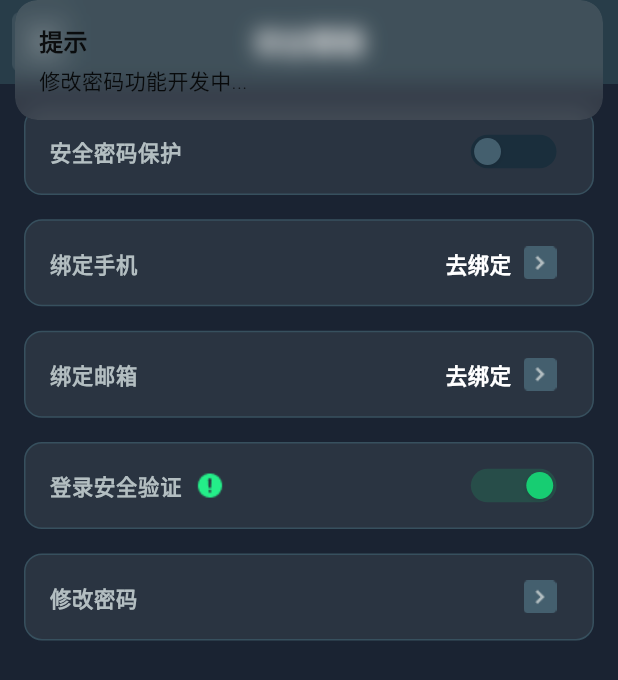
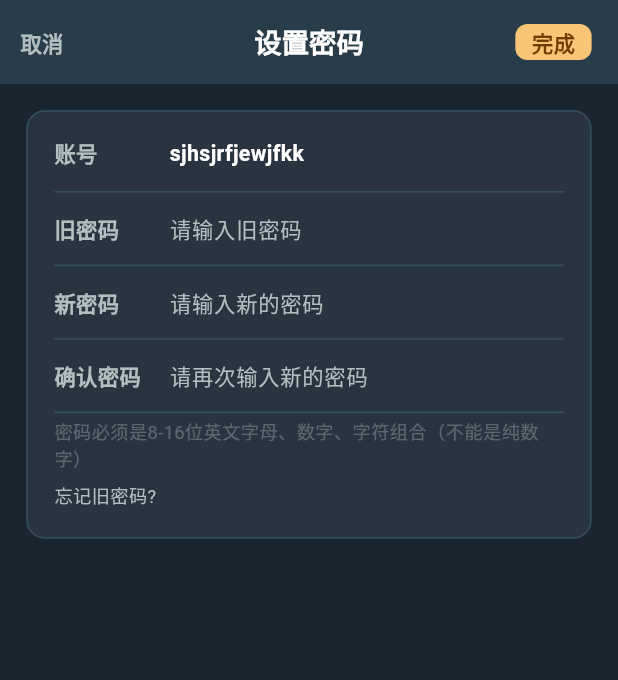
Before and after one commit to wtfkmnl/roomcard-app, a Flutter app: the SafeManagerPage screen opened by its route, after a tap on "修改密码", on a phone screen of 412 x 824 dp. Shown: the top 680 px of the screen. Run offline on Flutter 3.47's test engine with Material 3 defaults, Android fonts, the phone set to English and light mode, and no system bars; our stand-ins replace cached_network_image, carousel_slider, connectivity_plus, decimal, device_info_plus, dio and 22 more; missing offline and left inert: captcha_plugin_flutter, custom_pop_up_menu, encrypt, flutter_inappwebview, gallery_saver_plus, phone_numbers_parser and 1 more; accounts and stored records are empty; Roboto replaces fonts that are missing (PingFangSC); statements that could not run were skipped.

Commit message:
修改密码

```diff
--- /dev/null
+++ b/lib/pages/my/change_passward/change_password_binding.dart
@@ -0,0 +1,9 @@
+import 'package:get/get.dart';
+import 'change_password_logic.dart';
+
+class ChangePasswordBinding extends Bindings {
+  @override
+  void dependencies() {
+    Get.lazyPut(() => ChangePasswordLogic());
+  }
+}
--- /dev/null
+++ b/lib/pages/my/change_passward/change_password_state.dart
@@ -0,0 +1,59 @@
+import 'package:flutter/material.dart';
+import 'package:roomcard/base/base_state.dart';
+import 'package:get/get.dart';
+
+class ChangePasswordState extends BaseState with StateAutoManager {
+  /// 旧密码输入控制器
+  late TextEditingController oldPasswordController;
+
+  /// 新密码输入控制器
+  late TextEditingController newPasswordController;
+
+  /// 确认密码输入控制器
+  late TextEditingController confirmPasswordController;
+
+  /// 旧密码焦点
+  late FocusNode oldPasswordFocusNode;
+
+  /// 新密码焦点
+  late FocusNode newPasswordFocusNode;
+
+  /// 确认密码焦点
+  late FocusNode confirmPasswordFocusNode;
+
+  /// 旧密码输入内容
+  final oldPassword = ''.obs;
+
+  /// 新密码输入内容
+  final newPassword = ''.obs;
+
+  /// 确认密码输入内容
+  final confirmPassword = ''.obs;
+
+  /// 是否可以保存
+  final canSave = false.obs;
+
+  /// 是否正在保存
+  final isSaving = false.obs;
+
+
+  ChangePasswordState() {
+    oldPasswordController = TextEditingController();
+    newPasswordController = TextEditingController();
+    confirmPasswordController = TextEditingController();
+    oldPasswordFocusNode = FocusNode();
+    newPasswordFocusNode = FocusNode();
+    confirmPasswordFocusNode = FocusNode();
+  }
+
+  @override
+  void onClose() {
+    oldPasswordController.dispose();
+    newPasswordController.dispose();
+    confirmPasswordController.dispose();
+    oldPasswordFocusNode.dispose();
+    newPasswordFocusNode.dispose();
+    confirmPasswordFocusNode.dispose();
+    super.onClose();
+  }
+}
--- /dev/null
+++ b/lib/pages/my/change_passward/change_password_view.dart
@@ -0,0 +1,230 @@
+import 'package:flutter/material.dart';
+import 'package:flutter_screenutil/flutter_screenutil.dart';
+import 'package:get/get.dart';
+import 'package:roomcard/routes/app_router.dart';
+import '../../../theme/app_theme.dart';
+import 'change_password_logic.dart';
+
+class ChangePasswordView extends StatelessWidget {
+  const ChangePasswordView({super.key});
+
+  @override
+  Widget build(BuildContext context) {
+    final logic = Get.find<ChangePasswordLogic>();
+    final state = logic.state;
+
+    return Scaffold(
+      backgroundColor: const Color(0xFF1A252F),
+      appBar: AppBar(
+        backgroundColor: const Color(0xFF283D49),
+        elevation: 0,
+        leading: TextButton(
+          child: Text(
+            '取消',
+            style: TextStyle(
+              color: Color(0xFFB3BEC1),
+              fontSize: 14.sp,
+              fontWeight: FontWeight.bold,
+            ),
+          ),
+          onPressed: () => AppRouter.back(),
+        ),
+        title: Text(
+          '设置密码',
+          style: TextStyle(
+            color: Colors.white,
+            fontSize: 18.sp,
+            fontWeight: FontWeight.bold,
+          ),
+        ),
+        centerTitle: true,
+        actions: [
+          Padding(
+            padding: EdgeInsets.only(right: 16.w, top: 8.h, bottom: 8.h),
+            child: Obx(
+              () => Container(
+                decoration: BoxDecoration(
+                  color: const Color(0xFFF9C678),
+                  borderRadius: BorderRadius.circular(8.r),
+                ),
+                child: InkWell(
+                  borderRadius: BorderRadius.circular(8.r),
+                  onTap: state.canSave.value && !state.isSaving.value
+                      ? logic.savePassword
+                      : null,
+                  child: Padding(
+                    padding: EdgeInsets.symmetric(
+                      horizontal: 10.w,
+                      vertical: 2.5.h,
+                    ),
+                    child: Text(
+                      '完成',
+                      style: TextStyle(
+                        color: const Color(0xFF703E00),
+                        fontSize: 14.sp,
+                        fontWeight: FontWeight.bold,
+                      ),
+                    ),
+                  ),
+                ),
+              ),
+            ),
+          ),
+        ],
+      ),
+      body: Container(
+        padding: EdgeInsets.all(16.w),
+        child: Column(
+          children: [
+            // 账号
+            Container(
+              width: double.infinity,
+              padding: EdgeInsets.all(16.w),
+              decoration: BoxDecoration(
+                color: const Color(0xFF2A3441),
+                borderRadius: BorderRadius.circular(12.r),
+                border: Border.all(color: const Color(0xFF37505E), width: 1),
+              ),
+              child: Column(
+                children: [
+                  // 账号
+                  Row(
+                    children: [
+                      SizedBox(
+                        width: 70.w,
+                        child: Text(
+                          '账号',
+                          style: TextStyle(
+                            color: const Color(0xFFB3BEC1),
+                            fontSize: 14.sp,
+                            fontWeight: FontWeight.bold,
+                          ),
+                        ),
+                      ),
+                      Text(
+                        'sjhsjrfjewjfkk',
+                        style: TextStyle(
+                          color: Colors.white,
+                          fontSize: 14.sp,
+                          fontWeight: FontWeight.bold,
+                        ),
+                      ),
+                    ],
+                  ),
+                  16.verticalSpace,
+                  Divider(color: Color(0xFF37505E), height: 1),
+                  // 旧密码输入
+                  _buildPasswordField(
+                    label: '旧密码',
+                    placeholder: '请输入旧密码',
+                    controller: state.oldPasswordController,
+                    focusNode: state.oldPasswordFocusNode,
+                  ),
+                  Divider(color: Color(0xFF37505E), height: 1),
+
+                  // 新密码输入
+                  _buildPasswordField(
+                    label: '新密码',
+                    placeholder: '请输入新的密码',
+                    controller: state.newPasswordController,
+                    focusNode: state.newPasswordFocusNode,
+                  ),
+                  Divider(color: Color(0xFF37505E), height: 1),
+
+                  // 确认密码输入
+                  _buildPasswordField(
+                    label: '确认密码',
+                    placeholder: '请再次输入新的密码',
+                    controller: state.confirmPasswordController,
+                    focusNode: state.confirmPasswordFocusNode,
+                  ),
+                  Divider(color: Color(0xFF37505E), height: 1),
+                  4.verticalSpace,
+                  // 密码提示
+                  SizedBox(
+                    width: double.infinity,
+                    child: Text(
+                      logic.getPasswordLengthHint(),
+                      style: TextStyle(
+                        color: const Color(0x5EB3BEC1),
+                        fontSize: 12.sp,
+                      ),
+                    ),
+                  ),
+                  8.verticalSpace,
+                  // 忘记旧密码
+                  SizedBox(
+                    width: double.infinity,
+                    child: GestureDetector(
+                      onTap: logic.onForgotPassword,
+                      child: Text(
+                        '忘记旧密码?',
+                        style: TextStyle(
+                          color: const Color(0xFFB3BEC1),
+                          fontSize: 12.sp,
+                        ),
+                      ),
+                    ),
+                  ),
+                ],
+              ),
+            ),
+
+            // 加载指示器
+            Obx(
+              () => state.isSaving.value
+                  ? Container(
+                      margin: EdgeInsets.only(top: 20.h),
+                      child: const CircularProgressIndicator(
+                        valueColor: AlwaysStoppedAnimation<Color>(
+                          Color(0xFFFFB800),
+                        ),
+                      ),
+                    )
+                  : const SizedBox.shrink(),
+            ),
+          ],
+        ),
+      ),
+    );
+  }
+
+  /// 密码输入框
+  Widget _buildPasswordField({
+    required String label,
+    required String placeholder,
+    required TextEditingController controller,
+    required FocusNode focusNode,
+  }) {
+    return Row(
+      children: [
+        SizedBox(
+          width: 70.w,
+          child: Text(
+            label,
+            style: TextStyle(
+              color: const Color(0xFFB3BEC1),
+              fontSize: 14.sp,
+              fontWeight: FontWeight.bold,
+            ),
+          ),
+        ),
+        Expanded(
+          child: TextField(
+            controller: controller,
+            focusNode: focusNode,
+            style: TextStyle(color: Colors.white, fontSize: 14.sp),
+            decoration: InputDecoration(
+              hintText: placeholder,
+              hintStyle: TextStyle(
+                color: const Color(0xFFB3BEC1),
+                fontSize: 14.sp,
+              ),
+              border: InputBorder.none,
+            ),
+          ),
+        ),
+      ],
+    );
+  }
+}
--- a/lib/pages/my/name_edit/name_edit_view.dart
+++ b/lib/pages/my/name_edit/name_edit_view.dart
@@ -42,8 +42,6 @@ class NameEditPage extends StatelessWidget {
                           : const Color(0xFFB3BEC1).withOpacity(0.3),
                   borderRadius: BorderRadius.circular(8),
                 ),
-                child: Material(
-                  color: Colors.transparent,
                 child: InkWell(
                   borderRadius: BorderRadius.circular(8),
                   onTap: state.canSave.value ? logic.saveNickname : null,
@@ -61,7 +59,6 @@ class NameEditPage extends StatelessWidget {
                             : const Color(0xFFB3BEC1),
                         fontSize: 14.sp,
                         fontWeight: FontWeight.bold,
-                        ),
                       ),
                     ),
                   ),
--- a/lib/pages/my/safe_manager/safe_manager_logic.dart
+++ b/lib/pages/my/safe_manager/safe_manager_logic.dart
@@ -54,8 +54,7 @@ class SafeManagerLogic extends BaseController<SafeManagerState> {
   /// 修改密码点击
   void onChangePasswordTap() {
     print('修改密码');
-    // TODO: 实现修改密码功能
-    _showChangePasswordDialog();
+    Get.toNamed(AppRouter.mineChangePassword.path);
   }
 
   /// 安全验证说明图标点击
--- a/lib/routes/app_pages.dart
+++ b/lib/routes/app_pages.dart
@@ -5,6 +5,8 @@ import 'package:roomcard/pages/my/about/about_view.dart';
 import 'package:roomcard/pages/my/business/business_view.dart';
 import 'package:roomcard/pages/my/change_account/change_account_binding.dart';
 import 'package:roomcard/pages/my/change_account/change_account_view.dart';
+import 'package:roomcard/pages/my/change_passward/change_password_binding.dart';
+import 'package:roomcard/pages/my/change_passward/change_password_view.dart';
 import 'package:roomcard/pages/my/language/language_binding.dart';
 import 'package:roomcard/pages/my/language/language_view.dart';
 import 'package:roomcard/pages/my/name_edit/name_edit_binding.dart';
@@ -108,6 +110,11 @@ class AppPages {
       binding: ChangeAccountBinding(),
     ),
     GetPage(
+      name: AppRouter.mineChangePassword.path,
+      page: () => const ChangePasswordView(),
+      binding: ChangePasswordBinding(),
+    ),
+    GetPage(
       name: AppRouter.mineBindPhone.path,
       page: () => const BindPhonePage(),
       binding: BindPhoneBinding(),
--- a/lib/routes/app_router.dart
+++ b/lib/routes/app_router.dart
@@ -1,4 +1,3 @@
-
 import 'package:get/get.dart';
 import 'package:roomcard/manager/app_manager.dart';
 
@@ -47,6 +46,9 @@ enum AppRouter<T> {
 
   ///绑定手机
   mineBindPhone('/mine_bind_phone'),
+
+  ///修改密码
+  mineChangePassword('/mine_change_password'),
 
   ///绑定邮箱
   mineBindEmail('/mine_bind_email');
```
Also changed, not shown: lib/pages/my/change_passward/change_password_logic.dart (added, +141 -0 lines), lib/pages/my/my_view.dart (+6 -7 lines). Lines whose indentation alone changed are shown as unchanged.
